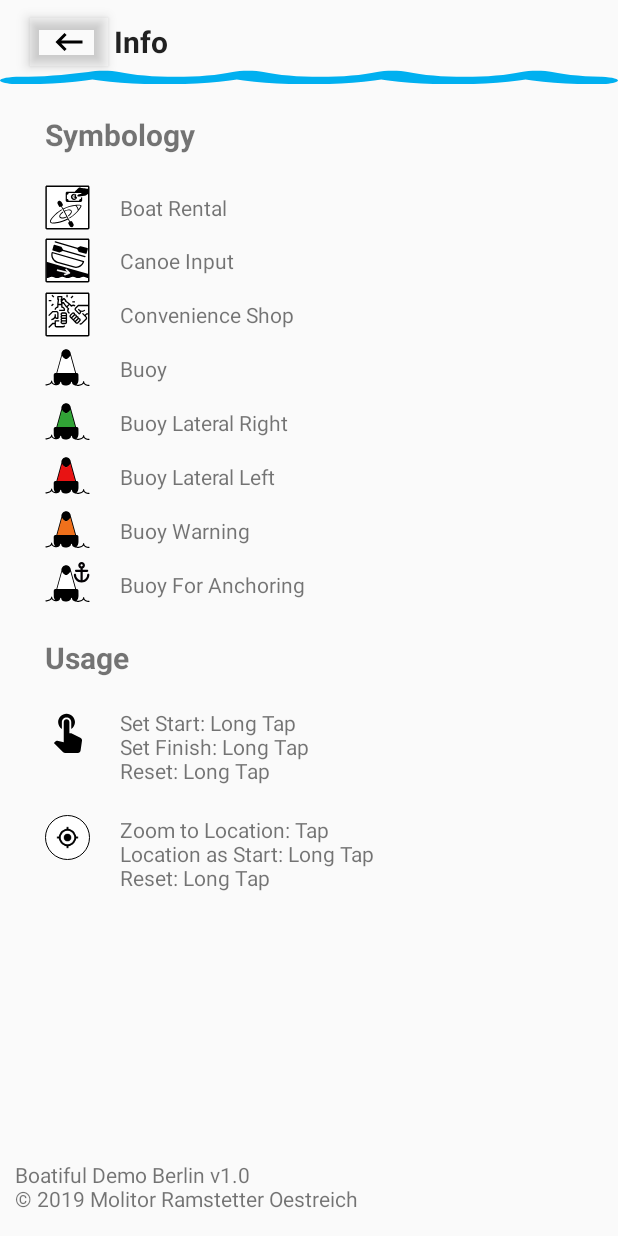
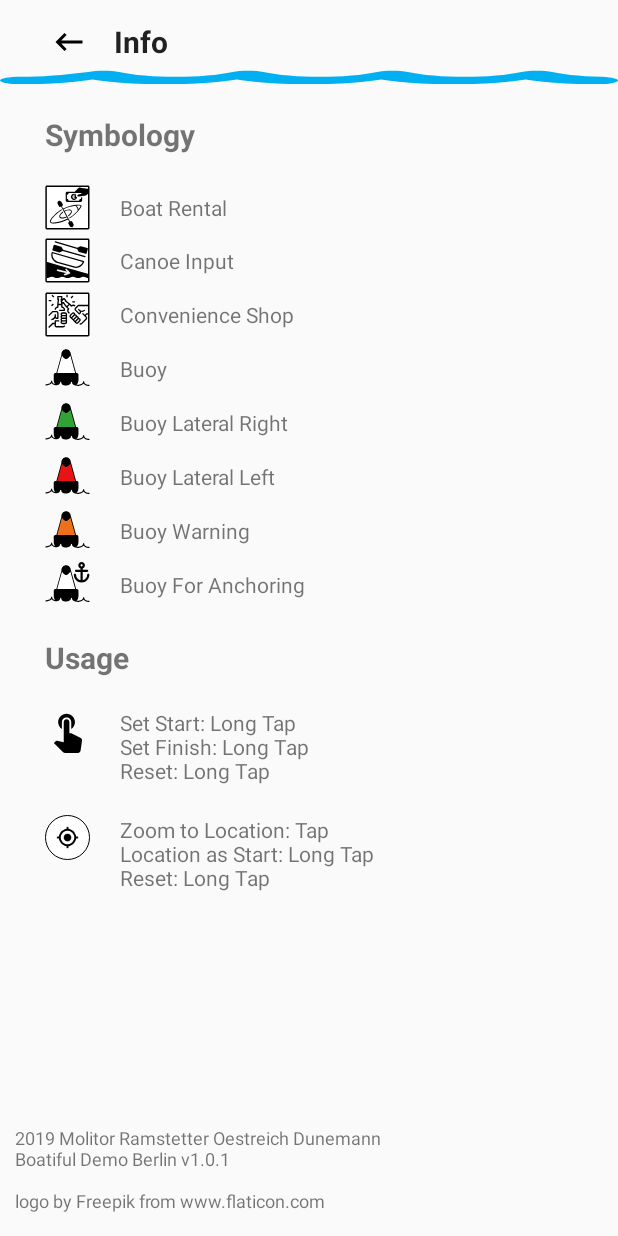
Before and after one commit to davmol/boatiful_berlin_demo, an Android app: the InfoActivity screen opened directly, with no data from a screen before it, on a phone screen of 412 x 824 dp. Run offline under Robolectric (Android 15) with nearby library versions, the phone set to English and light mode, and no system bars; libraries missing offline, so code that uses them is left out: com.graphhopper.

Commit message:
info view & string fixes

```diff
--- a/app/src/main/res/layout/info.xml
+++ b/app/src/main/res/layout/info.xml
@@ -23,7 +23,7 @@
             android:layout_alignParentLeft="true"
             android:layout_gravity="left"
             android:backgroundTint="@color/Transparent"
-            android:elevation="5dp"
+            android:elevation="0dp"
             android:onClick="ReturnHome"
             android:src="@drawable/ic_keyboard_backspace_black_24dp" />
 
@@ -333,6 +333,7 @@
             android:paddingLeft="10dp"
             android:paddingBottom="15dp"
             android:text="@string/credits"
+            android:textSize="12dp"
             android:textAlignment="center" />
     </RelativeLayout>
 </LinearLayout>
--- a/app/src/main/res/values/strings.xml
+++ b/app/src/main/res/values/strings.xml
@@ -7,7 +7,5 @@
     <string name="logo">logo</string>
     <string name="usage">Set Start: Long Tap\nSet Finish: Long Tap\nReset: Long Tap</string>
     <string name="location_start">Zoom to Location: Tap\nLocation as Start: Long Tap\nReset: Long Tap</string>
-    <string name="credits">Boatiful Demo Berlin v1.0\n© 2019 Molitor Ramstetter Oestreich</string>
-
-
+    <string name="credits">2019 Molitor Ramstetter Oestreich Dunemann\nBoatiful Demo Berlin v1.0.1\n\nlogo by Freepik from www.flaticon.com</string>
 </resources>
```
Also changed, not shown: 376 other files.
